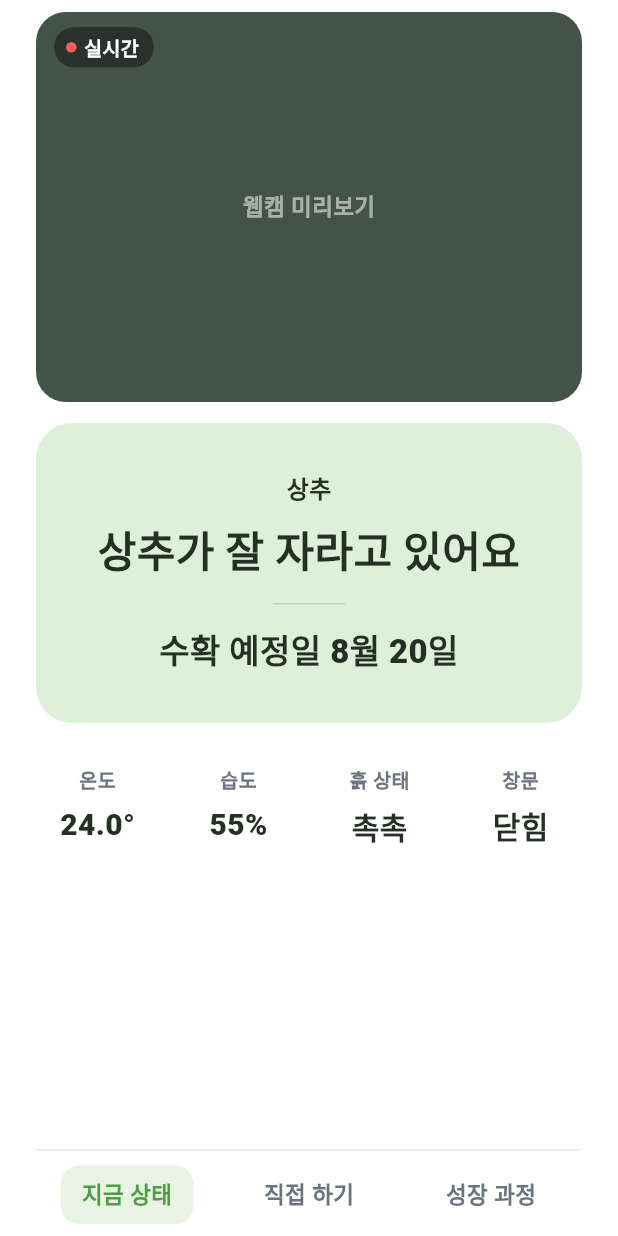
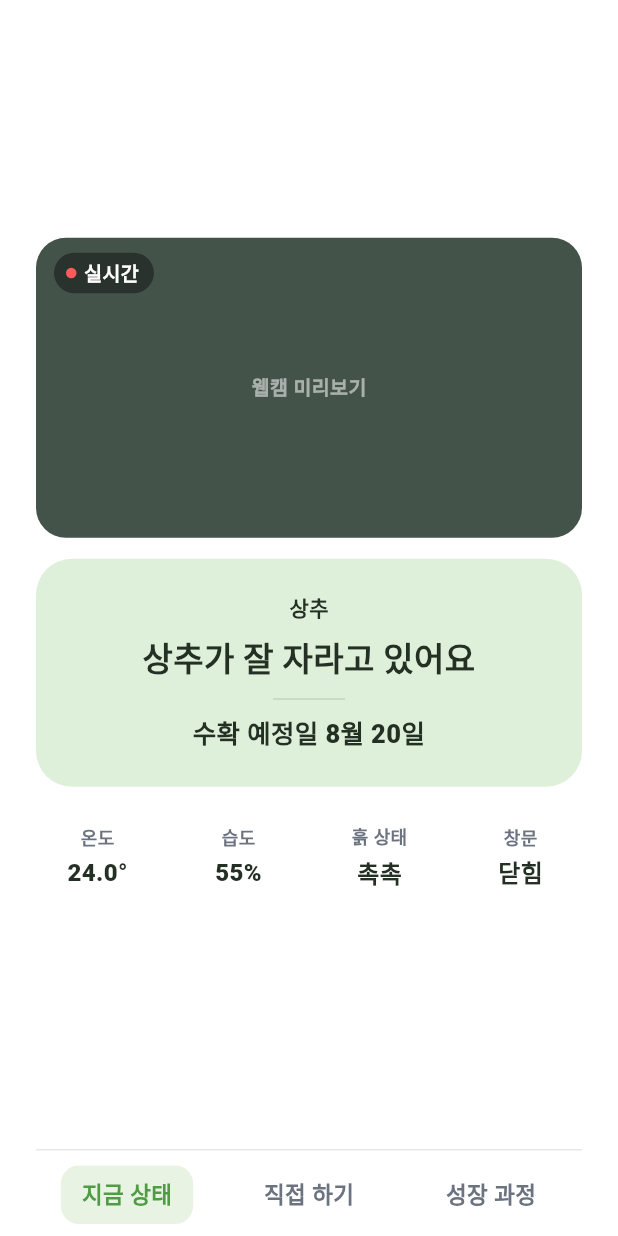
Before and after one commit to namjin22/goblin, a Flutter app: the HomeShell screen opened directly, on a phone screen of 412 x 824 dp. Run offline on Flutter 3.47's test engine with Material 3 defaults, Android fonts, the phone set to English and light mode, and no system bars; our stand-ins replace shared_preferences; accounts and stored records are empty; network calls fail.

Commit message:
Center status screen vertically, shrink camera/card/facts sizes

```diff
--- a/app/lib/screens/home/status_screen.dart
+++ b/app/lib/screens/home/status_screen.dart
@@ -57,8 +57,8 @@ class _StatusScreenState extends State<StatusScreen> {
     return Padding(
       padding: const EdgeInsets.symmetric(horizontal: 24),
       child: Column(
+        mainAxisAlignment: MainAxisAlignment.center,
         children: [
-          const SizedBox(height: 8),
           const _CameraPreview(),
           const SizedBox(height: 14),
           _StatusCard(state: _state),
@@ -78,12 +78,12 @@ class _CameraPreview extends StatelessWidget {
     // TODO: vision.py 웹캠 프레임을 MJPEG 등으로 받아 실제 영상으로 교체 — 현재 server.py엔 영상 스트리밍 엔드포인트가 없다.
     return Container(
       width: double.infinity,
-      height: 260,
+      height: 200,
       decoration: BoxDecoration(color: AppColors.camPreview, borderRadius: BorderRadius.circular(20)),
       child: Stack(
         children: [
           const Center(
-            child: Text('웹캠 미리보기', style: TextStyle(color: Colors.white54, fontSize: 15, fontWeight: FontWeight.w600)),
+            child: Text('웹캠 미리보기', style: TextStyle(color: Colors.white54, fontSize: 13, fontWeight: FontWeight.w600)),
           ),
           Positioned(
             top: 10,
@@ -116,25 +116,25 @@ class _StatusCard extends StatelessWidget {
   Widget build(BuildContext context) {
     return Container(
       width: double.infinity,
-      padding: const EdgeInsets.symmetric(horizontal: 24, vertical: 32),
+      padding: const EdgeInsets.symmetric(horizontal: 24, vertical: 22),
       decoration: BoxDecoration(color: state.level.background, borderRadius: BorderRadius.circular(24)),
       child: Column(
         children: [
-          Text(state.cropName, style: const TextStyle(color: AppColors.ink, fontSize: 16, fontWeight: FontWeight.w700)),
-          const SizedBox(height: 10),
+          Text(state.cropName, style: const TextStyle(color: AppColors.ink, fontSize: 14, fontWeight: FontWeight.w700)),
+          const SizedBox(height: 8),
           Text(
             state.message,
             textAlign: TextAlign.center,
-            style: const TextStyle(color: AppColors.ink, fontSize: 28, fontWeight: FontWeight.w800, height: 1.4),
+            style: const TextStyle(color: AppColors.ink, fontSize: 22, fontWeight: FontWeight.w800, height: 1.4),
           ),
           if (state.harvestDate != null) ...[
-            const SizedBox(height: 14),
+            const SizedBox(height: 10),
             Container(height: 1, width: 48, color: AppColors.ink.withValues(alpha: 0.15)),
-            const SizedBox(height: 14),
+            const SizedBox(height: 10),
             Text(
               '수확 예정일 ${state.harvestDate}',
               textAlign: TextAlign.center,
-              style: const TextStyle(color: AppColors.ink, fontSize: 22, fontWeight: FontWeight.w800),
+              style: const TextStyle(color: AppColors.ink, fontSize: 17, fontWeight: FontWeight.w800),
             ),
           ],
         ],
@@ -177,13 +177,13 @@ class _Fact extends StatelessWidget {
   @override
   Widget build(BuildContext context) {
     return Container(
-      padding: const EdgeInsets.symmetric(vertical: 14, horizontal: 4),
+      padding: const EdgeInsets.symmetric(vertical: 10, horizontal: 4),
       decoration: BoxDecoration(color: Colors.white, borderRadius: BorderRadius.circular(16)),
       child: Column(
         children: [
-          Text(label, style: const TextStyle(color: AppColors.sub, fontSize: 13, fontWeight: FontWeight.w600)),
-          const SizedBox(height: 6),
-          Text(value, style: const TextStyle(color: AppColors.ink, fontSize: 20, fontWeight: FontWeight.w800)),
+          Text(label, style: const TextStyle(color: AppColors.sub, fontSize: 12, fontWeight: FontWeight.w600)),
+          const SizedBox(height: 4),
+          Text(value, style: const TextStyle(color: AppColors.ink, fontSize: 16, fontWeight: FontWeight.w800)),
         ],
       ),
     );
```
